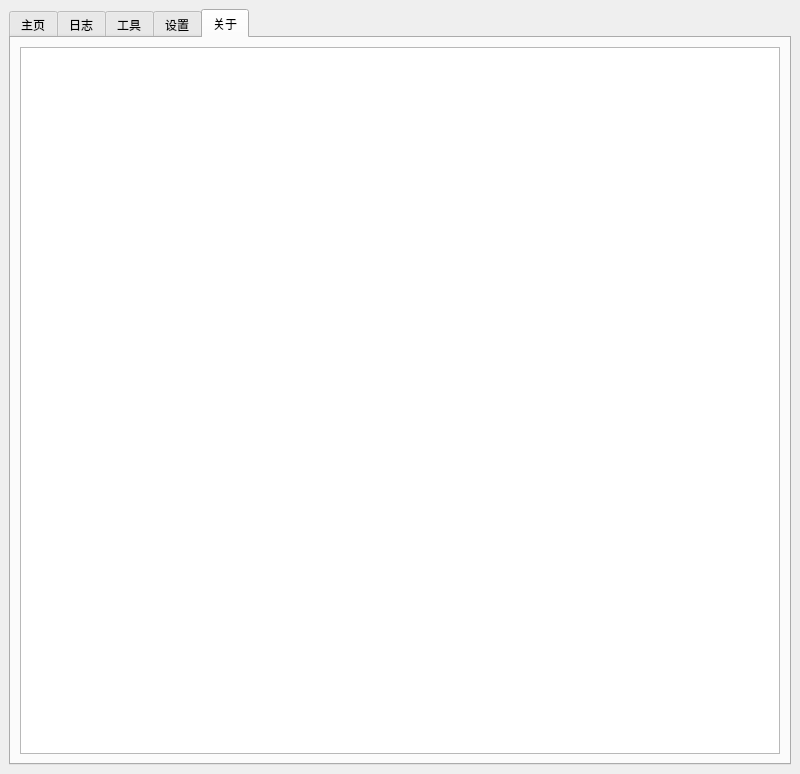
This is Ui/AVDC_new.ui in KingPaggy/AVDC as Qt 5 draws it before an edit. The edited form follows.
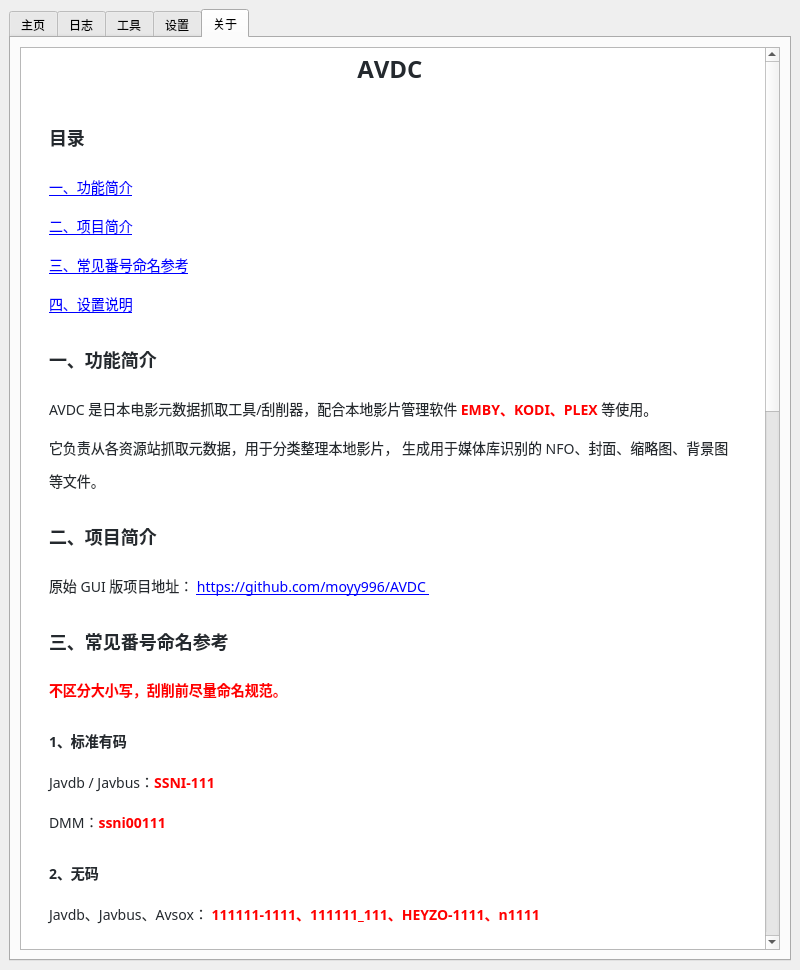
This is the edited form.

Commit message:
refactor(UI): 移除setup_about_page方法并调整UI布局
移除不再使用的setup_about_page方法，同时调整主窗口高度和部分控件尺寸

Diff of the .ui file:
```diff
--- a/Ui/AVDC_new.ui
+++ b/Ui/AVDC_new.ui
@@ -7,20 +7,26 @@
     <x>0</x>
     <y>0</y>
     <width>800</width>
-    <height>774</height>
+    <height>970</height>
    </rect>
   </property>
+  <property name="minimumSize">
+   <size>
+    <width>800</width>
+    <height>970</height>
+   </size>
+  </property>
+  <property name="maximumSize">
+   <size>
+    <width>800</width>
+    <height>970</height>
+   </size>
+  </property>
   <property name="font">
    <font>
     <family>PingFang SC</family>
    </font>
   </property>
-  <property name="minimumSize">
-   <size>
-    <width>800</width>
-    <height>730</height>
-   </size>
-  </property>
   <property name="windowTitle">
    <string>MainWindow</string>
   </property>
@@ -2597,7 +2603,76 @@
        </attribute>
        <layout class="QHBoxLayout" name="horizontalLayout_34">
         <item>
-         <widget class="QTextBrowser" name="textBrowser_about"/>
+         <widget class="QTextBrowser" name="textBrowser_about">
+          <property name="html">
+           <string>&lt;!DOCTYPE HTML PUBLIC &quot;-//W3C//DTD HTML 4.0//EN&quot; &quot;http://www.w3.org/TR/REC-html40/strict.dtd&quot;&gt;
+&lt;html&gt;&lt;head&gt;&lt;meta name=&quot;qrichtext&quot; content=&quot;1&quot; /&gt;&lt;title&gt;AVDC 使用说明&lt;/title&gt;&lt;style type=&quot;text/css&quot;&gt;
+p, li { white-space: pre-wrap; }
+&lt;/style&gt;&lt;/head&gt;&lt;body style=&quot; font-family:'PingFang SC'; font-size:13pt; font-weight:400; font-style:normal;&quot; bgcolor=&quot;#ffffff&quot;&gt;
+&lt;h1 align=&quot;center&quot; style=&quot; margin-top:24px; margin-bottom:8px; margin-left:24px; margin-right:24px; -qt-block-indent:0; text-indent:0px; line-height:160%;&quot;&gt;&lt;a name=&quot;avdc&quot;&gt;&lt;/a&gt;&lt;span style=&quot; font-family:'PingFang SC','Microsoft YaHei','sans-serif'; font-size:xx-large; font-weight:600; color:#24292e;&quot;&gt;A&lt;/span&gt;&lt;span style=&quot; font-family:'PingFang SC','Microsoft YaHei','sans-serif'; font-size:xx-large; font-weight:600; color:#24292e;&quot;&gt;VDC &lt;/span&gt;&lt;/h1&gt;
+&lt;h2 style=&quot; margin-top:18px; margin-bottom:8px; margin-left:24px; margin-right:24px; -qt-block-indent:0; text-indent:0px; line-height:160%;&quot;&gt;&lt;span style=&quot; font-family:'PingFang SC','Microsoft YaHei','sans-serif'; font-size:x-large; font-weight:600; color:#24292e;&quot;&gt;目录 &lt;/span&gt;&lt;/h2&gt;
+&lt;p style=&quot; margin-top:4px; margin-bottom:4px; margin-left:24px; margin-right:24px; -qt-block-indent:0; text-indent:0px; line-height:160%;&quot;&gt;&lt;a href=&quot;#intro&quot;&gt;&lt;span style=&quot; font-family:'PingFang SC','Microsoft YaHei','sans-serif'; font-size:14px; text-decoration: underline; color:#0000ff;&quot;&gt;一、功能简介&lt;/span&gt;&lt;/a&gt;&lt;span style=&quot; font-family:'PingFang SC','Microsoft YaHei','sans-serif'; font-size:14px; color:#24292e;&quot;&gt; &lt;/span&gt;&lt;/p&gt;
+&lt;p style=&quot; margin-top:4px; margin-bottom:4px; margin-left:24px; margin-right:24px; -qt-block-indent:0; text-indent:0px; line-height:160%;&quot;&gt;&lt;a href=&quot;#project&quot;&gt;&lt;span style=&quot; font-family:'PingFang SC','Microsoft YaHei','sans-serif'; font-size:14px; text-decoration: underline; color:#0000ff;&quot;&gt;二、项目简介&lt;/span&gt;&lt;/a&gt;&lt;span style=&quot; font-family:'PingFang SC','Microsoft YaHei','sans-serif'; font-size:14px; color:#24292e;&quot;&gt; &lt;/span&gt;&lt;/p&gt;
+&lt;p style=&quot; margin-top:4px; margin-bottom:4px; margin-left:24px; margin-right:24px; -qt-block-indent:0; text-indent:0px; line-height:160%;&quot;&gt;&lt;a href=&quot;#number&quot;&gt;&lt;span style=&quot; font-family:'PingFang SC','Microsoft YaHei','sans-serif'; font-size:14px; text-decoration: underline; color:#0000ff;&quot;&gt;三、常见番号命名参考&lt;/span&gt;&lt;/a&gt;&lt;span style=&quot; font-family:'PingFang SC','Microsoft YaHei','sans-serif'; font-size:14px; color:#24292e;&quot;&gt; &lt;/span&gt;&lt;/p&gt;
+&lt;p style=&quot; margin-top:4px; margin-bottom:4px; margin-left:24px; margin-right:24px; -qt-block-indent:0; text-indent:0px; line-height:160%;&quot;&gt;&lt;a href=&quot;#settings&quot;&gt;&lt;span style=&quot; font-family:'PingFang SC','Microsoft YaHei','sans-serif'; font-size:14px; text-decoration: underline; color:#0000ff;&quot;&gt;四、设置说明&lt;/span&gt;&lt;/a&gt;&lt;span style=&quot; font-family:'PingFang SC','Microsoft YaHei','sans-serif'; font-size:14px; color:#24292e;&quot;&gt; &lt;/span&gt;&lt;/p&gt;
+&lt;h2 style=&quot; margin-top:18px; margin-bottom:8px; margin-left:24px; margin-right:24px; -qt-block-indent:0; text-indent:0px; line-height:160%;&quot;&gt;&lt;a name=&quot;intro&quot;&gt;&lt;/a&gt;&lt;span style=&quot; font-family:'PingFang SC','Microsoft YaHei','sans-serif'; font-size:x-large; font-weight:600; color:#24292e;&quot;&gt;一&lt;/span&gt;&lt;span style=&quot; font-family:'PingFang SC','Microsoft YaHei','sans-serif'; font-size:x-large; font-weight:600; color:#24292e;&quot;&gt;、功能简介 &lt;/span&gt;&lt;/h2&gt;
+&lt;p style=&quot; margin-top:4px; margin-bottom:4px; margin-left:24px; margin-right:24px; -qt-block-indent:0; text-indent:0px; line-height:160%;&quot;&gt;&lt;span style=&quot; font-family:'PingFang SC','Microsoft YaHei','sans-serif'; font-size:14px; color:#24292e;&quot;&gt;AVDC 是日本电影元数据抓取工具/刮削器，配合本地影片管理软件 &lt;/span&gt;&lt;span style=&quot; font-family:'PingFang SC','Microsoft YaHei','sans-serif'; font-size:14px; font-weight:600; color:#ff0000;&quot;&gt;EMBY、KODI、PLEX&lt;/span&gt;&lt;span style=&quot; font-family:'PingFang SC','Microsoft YaHei','sans-serif'; font-size:14px; color:#24292e;&quot;&gt; 等使用。 &lt;/span&gt;&lt;/p&gt;
+&lt;p style=&quot; margin-top:4px; margin-bottom:4px; margin-left:24px; margin-right:24px; -qt-block-indent:0; text-indent:0px; line-height:160%;&quot;&gt;&lt;span style=&quot; font-family:'PingFang SC','Microsoft YaHei','sans-serif'; font-size:14px; color:#24292e;&quot;&gt;它负责从各资源站抓取元数据，用于分类整理本地影片， 生成用于媒体库识别的 NFO、封面、缩略图、背景图等文件。 &lt;/span&gt;&lt;/p&gt;
+&lt;h2 style=&quot; margin-top:18px; margin-bottom:8px; margin-left:24px; margin-right:24px; -qt-block-indent:0; text-indent:0px; line-height:160%;&quot;&gt;&lt;a name=&quot;project&quot;&gt;&lt;/a&gt;&lt;span style=&quot; font-family:'PingFang SC','Microsoft YaHei','sans-serif'; font-size:x-large; font-weight:600; color:#24292e;&quot;&gt;二&lt;/span&gt;&lt;span style=&quot; font-family:'PingFang SC','Microsoft YaHei','sans-serif'; font-size:x-large; font-weight:600; color:#24292e;&quot;&gt;、项目简介 &lt;/span&gt;&lt;/h2&gt;
+&lt;p style=&quot; margin-top:4px; margin-bottom:4px; margin-left:24px; margin-right:24px; -qt-block-indent:0; text-indent:0px; line-height:160%;&quot;&gt;&lt;span style=&quot; font-family:'PingFang SC','Microsoft YaHei','sans-serif'; font-size:14px; color:#24292e;&quot;&gt;原始 GUI 版项目地址： &lt;/span&gt;&lt;a href=&quot;https://github.com/moyy996/AVDC&quot;&gt;&lt;span style=&quot; font-family:'PingFang SC','Microsoft YaHei','sans-serif'; font-size:14px; text-decoration: underline; color:#0000ff;&quot;&gt;https://github.com/moyy996/AVDC &lt;/span&gt;&lt;/a&gt;&lt;/p&gt;
+&lt;h2 style=&quot; margin-top:18px; margin-bottom:8px; margin-left:24px; margin-right:24px; -qt-block-indent:0; text-indent:0px; line-height:160%;&quot;&gt;&lt;a name=&quot;number&quot;&gt;&lt;/a&gt;&lt;span style=&quot; font-family:'PingFang SC','Microsoft YaHei','sans-serif'; font-size:x-large; font-weight:600; color:#24292e;&quot;&gt;三&lt;/span&gt;&lt;span style=&quot; font-family:'PingFang SC','Microsoft YaHei','sans-serif'; font-size:x-large; font-weight:600; color:#24292e;&quot;&gt;、常见番号命名参考 &lt;/span&gt;&lt;/h2&gt;
+&lt;p style=&quot; margin-top:4px; margin-bottom:4px; margin-left:24px; margin-right:24px; -qt-block-indent:0; text-indent:0px; line-height:160%;&quot;&gt;&lt;span style=&quot; font-family:'PingFang SC','Microsoft YaHei','sans-serif'; font-size:14px; font-weight:600; color:#ff0000;&quot;&gt;不区分大小写，刮削前尽量命名规范。&lt;/span&gt;&lt;span style=&quot; font-family:'PingFang SC','Microsoft YaHei','sans-serif'; font-size:14px; color:#24292e;&quot;&gt; &lt;/span&gt;&lt;/p&gt;
+&lt;h3 style=&quot; margin-top:16px; margin-bottom:6px; margin-left:24px; margin-right:24px; -qt-block-indent:0; text-indent:0px; line-height:160%;&quot;&gt;&lt;span style=&quot; font-family:'PingFang SC','Microsoft YaHei','sans-serif'; font-size:large; font-weight:600; color:#24292e;&quot;&gt;1、标准有码 &lt;/span&gt;&lt;/h3&gt;
+&lt;p style=&quot; margin-top:4px; margin-bottom:4px; margin-left:24px; margin-right:24px; -qt-block-indent:0; text-indent:0px; line-height:160%;&quot;&gt;&lt;span style=&quot; font-family:'PingFang SC','Microsoft YaHei','sans-serif'; font-size:14px; color:#24292e;&quot;&gt;Javdb / Javbus：&lt;/span&gt;&lt;span style=&quot; font-family:'PingFang SC','Microsoft YaHei','sans-serif'; font-size:14px; font-weight:600; color:#ff0000;&quot;&gt;SSNI-111&lt;/span&gt;&lt;span style=&quot; font-family:'PingFang SC','Microsoft YaHei','sans-serif'; font-size:14px; color:#24292e;&quot;&gt; &lt;/span&gt;&lt;/p&gt;
+&lt;p style=&quot; margin-top:4px; margin-bottom:4px; margin-left:24px; margin-right:24px; -qt-block-indent:0; text-indent:0px; line-height:160%;&quot;&gt;&lt;span style=&quot; font-family:'PingFang SC','Microsoft YaHei','sans-serif'; font-size:14px; color:#24292e;&quot;&gt;DMM：&lt;/span&gt;&lt;span style=&quot; font-family:'PingFang SC','Microsoft YaHei','sans-serif'; font-size:14px; font-weight:600; color:#ff0000;&quot;&gt;ssni00111&lt;/span&gt;&lt;span style=&quot; font-family:'PingFang SC','Microsoft YaHei','sans-serif'; font-size:14px; color:#24292e;&quot;&gt; &lt;/span&gt;&lt;/p&gt;
+&lt;h3 style=&quot; margin-top:16px; margin-bottom:6px; margin-left:24px; margin-right:24px; -qt-block-indent:0; text-indent:0px; line-height:160%;&quot;&gt;&lt;span style=&quot; font-family:'PingFang SC','Microsoft YaHei','sans-serif'; font-size:large; font-weight:600; color:#24292e;&quot;&gt;2、无码 &lt;/span&gt;&lt;/h3&gt;
+&lt;p style=&quot; margin-top:4px; margin-bottom:4px; margin-left:24px; margin-right:24px; -qt-block-indent:0; text-indent:0px; line-height:160%;&quot;&gt;&lt;span style=&quot; font-family:'PingFang SC','Microsoft YaHei','sans-serif'; font-size:14px; color:#24292e;&quot;&gt;Javdb、Javbus、Avsox： &lt;/span&gt;&lt;span style=&quot; font-family:'PingFang SC','Microsoft YaHei','sans-serif'; font-size:14px; font-weight:600; color:#ff0000;&quot;&gt;111111-1111、111111_111、HEYZO-1111、n1111&lt;/span&gt;&lt;span style=&quot; font-family:'PingFang SC','Microsoft YaHei','sans-serif'; font-size:14px; color:#24292e;&quot;&gt; &lt;/span&gt;&lt;/p&gt;
+&lt;h3 style=&quot; margin-top:16px; margin-bottom:6px; margin-left:24px; margin-right:24px; -qt-block-indent:0; text-indent:0px; line-height:160%;&quot;&gt;&lt;span style=&quot; font-family:'PingFang SC','Microsoft YaHei','sans-serif'; font-size:large; font-weight:600; color:#24292e;&quot;&gt;3、素人 &lt;/span&gt;&lt;/h3&gt;
+&lt;p style=&quot; margin-top:4px; margin-bottom:4px; margin-left:24px; margin-right:24px; -qt-block-indent:0; text-indent:0px; line-height:160%;&quot;&gt;&lt;span style=&quot; font-family:'PingFang SC','Microsoft YaHei','sans-serif'; font-size:14px; color:#24292e;&quot;&gt;Mgstage：&lt;/span&gt;&lt;span style=&quot; font-family:'PingFang SC','Microsoft YaHei','sans-serif'; font-size:14px; font-weight:600; color:#ff0000;&quot;&gt;259LUXU-1111&lt;/span&gt;&lt;span style=&quot; font-family:'PingFang SC','Microsoft YaHei','sans-serif'; font-size:14px; color:#24292e;&quot;&gt; &lt;/span&gt;&lt;/p&gt;
+&lt;p style=&quot; margin-top:4px; margin-bottom:4px; margin-left:24px; margin-right:24px; -qt-block-indent:0; text-indent:0px; line-height:160%;&quot;&gt;&lt;span style=&quot; font-family:'PingFang SC','Microsoft YaHei','sans-serif'; font-size:14px; color:#24292e;&quot;&gt;Javdb：&lt;/span&gt;&lt;span style=&quot; font-family:'PingFang SC','Microsoft YaHei','sans-serif'; font-size:14px; font-weight:600; color:#ff0000;&quot;&gt;LUXU-1111&lt;/span&gt;&lt;span style=&quot; font-family:'PingFang SC','Microsoft YaHei','sans-serif'; font-size:14px; color:#24292e;&quot;&gt; &lt;/span&gt;&lt;/p&gt;
+&lt;p style=&quot; margin-top:4px; margin-bottom:4px; margin-left:24px; margin-right:24px; -qt-block-indent:0; text-indent:0px; line-height:160%;&quot;&gt;&lt;span style=&quot; font-family:'PingFang SC','Microsoft YaHei','sans-serif'; font-size:14px; color:#24292e;&quot;&gt;Fc2club：&lt;/span&gt;&lt;span style=&quot; font-family:'PingFang SC','Microsoft YaHei','sans-serif'; font-size:14px; font-weight:600; color:#ff0000;&quot;&gt;FC2-111111、FC2-PPV-111111、FC2PPV-111111&lt;/span&gt;&lt;span style=&quot; font-family:'PingFang SC','Microsoft YaHei','sans-serif'; font-size:14px; color:#24292e;&quot;&gt; &lt;/span&gt;&lt;/p&gt;
+&lt;h3 style=&quot; margin-top:16px; margin-bottom:6px; margin-left:24px; margin-right:24px; -qt-block-indent:0; text-indent:0px; line-height:160%;&quot;&gt;&lt;span style=&quot; font-family:'PingFang SC','Microsoft YaHei','sans-serif'; font-size:large; font-weight:600; color:#24292e;&quot;&gt;4、欧美 &lt;/span&gt;&lt;/h3&gt;
+&lt;p style=&quot; margin-top:4px; margin-bottom:4px; margin-left:24px; margin-right:24px; -qt-block-indent:0; text-indent:0px; line-height:160%;&quot;&gt;&lt;span style=&quot; font-family:'PingFang SC','Microsoft YaHei','sans-serif'; font-size:14px; color:#24292e;&quot;&gt;Javdb / Javbus：&lt;/span&gt;&lt;span style=&quot; font-family:'PingFang SC','Microsoft YaHei','sans-serif'; font-size:14px; font-weight:600; color:#ff0000;&quot;&gt;sexart.11.11.11&lt;/span&gt;&lt;span style=&quot; font-family:'PingFang SC','Microsoft YaHei','sans-serif'; font-size:14px; color:#24292e;&quot;&gt;（系列.年.月.日） &lt;/span&gt;&lt;/p&gt;
+&lt;h3 style=&quot; margin-top:16px; margin-bottom:6px; margin-left:24px; margin-right:24px; -qt-block-indent:0; text-indent:0px; line-height:160%;&quot;&gt;&lt;span style=&quot; font-family:'PingFang SC','Microsoft YaHei','sans-serif'; font-size:large; font-weight:600; color:#24292e;&quot;&gt;5、自带字幕影片 &lt;/span&gt;&lt;/h3&gt;
+&lt;p style=&quot; margin-top:4px; margin-bottom:4px; margin-left:24px; margin-right:24px; -qt-block-indent:0; text-indent:0px; line-height:160%;&quot;&gt;&lt;span style=&quot; font-family:'PingFang SC','Microsoft YaHei','sans-serif'; font-size:14px; color:#24292e;&quot;&gt;可命名为例如 &lt;/span&gt;&lt;span style=&quot; font-family:'PingFang SC','Microsoft YaHei','sans-serif'; font-size:14px; font-weight:600; color:#ff0000;&quot;&gt;ssni-xxx-c.mp4&lt;/span&gt;&lt;span style=&quot; font-family:'PingFang SC','Microsoft YaHei','sans-serif'; font-size:14px; color:#24292e;&quot;&gt;、 &lt;/span&gt;&lt;span style=&quot; font-family:'PingFang SC','Microsoft YaHei','sans-serif'; font-size:14px; font-weight:600; color:#ff0000;&quot;&gt;ssni-xxx-C.mp4&lt;/span&gt;&lt;span style=&quot; font-family:'PingFang SC','Microsoft YaHei','sans-serif'; font-size:14px; color:#24292e;&quot;&gt;、 &lt;/span&gt;&lt;span style=&quot; font-family:'PingFang SC','Microsoft YaHei','sans-serif'; font-size:14px; font-weight:600; color:#ff0000;&quot;&gt;abp-xxx-CD1-C.mp4&lt;/span&gt;&lt;span style=&quot; font-family:'PingFang SC','Microsoft YaHei','sans-serif'; font-size:14px; color:#24292e;&quot;&gt;，用于标记带字幕。 &lt;/span&gt;&lt;/p&gt;
+&lt;h3 style=&quot; margin-top:16px; margin-bottom:6px; margin-left:24px; margin-right:24px; -qt-block-indent:0; text-indent:0px; line-height:160%;&quot;&gt;&lt;span style=&quot; font-family:'PingFang SC','Microsoft YaHei','sans-serif'; font-size:large; font-weight:600; color:#24292e;&quot;&gt;6、多集影片 &lt;/span&gt;&lt;/h3&gt;
+&lt;p style=&quot; margin-top:4px; margin-bottom:4px; margin-left:24px; margin-right:24px; -qt-block-indent:0; text-indent:0px; line-height:160%;&quot;&gt;&lt;span style=&quot; font-family:'PingFang SC','Microsoft YaHei','sans-serif'; font-size:14px; color:#24292e;&quot;&gt;多集影片可命名为 &lt;/span&gt;&lt;span style=&quot; font-family:'PingFang SC','Microsoft YaHei','sans-serif'; font-size:14px; font-weight:600; color:#ff0000;&quot;&gt;ssni-xxx-cd1.mp4&lt;/span&gt;&lt;span style=&quot; font-family:'PingFang SC','Microsoft YaHei','sans-serif'; font-size:14px; color:#24292e;&quot;&gt;、 &lt;/span&gt;&lt;span style=&quot; font-family:'PingFang SC','Microsoft YaHei','sans-serif'; font-size:14px; font-weight:600; color:#ff0000;&quot;&gt;ssni-xxx-cd2.mp4&lt;/span&gt;&lt;span style=&quot; font-family:'PingFang SC','Microsoft YaHei','sans-serif'; font-size:14px; color:#24292e;&quot;&gt;、 &lt;/span&gt;&lt;span style=&quot; font-family:'PingFang SC','Microsoft YaHei','sans-serif'; font-size:14px; font-weight:600; color:#ff0000;&quot;&gt;abp-xxx-CD1-C.mp4&lt;/span&gt;&lt;span style=&quot; font-family:'PingFang SC','Microsoft YaHei','sans-serif'; font-size:14px; color:#24292e;&quot;&gt; 等，使用 &lt;/span&gt;&lt;span style=&quot; font-family:'PingFang SC','Microsoft YaHei','sans-serif'; font-size:14px; font-weight:600; color:#ff0000;&quot;&gt;-CDn/-cdn&lt;/span&gt;&lt;span style=&quot; font-family:'PingFang SC','Microsoft YaHei','sans-serif'; font-size:14px; color:#24292e;&quot;&gt; 作为分集标记。 &lt;/span&gt;&lt;/p&gt;
+&lt;h3 style=&quot; margin-top:16px; margin-bottom:6px; margin-left:24px; margin-right:24px; -qt-block-indent:0; text-indent:0px; line-height:160%;&quot;&gt;&lt;span style=&quot; font-family:'PingFang SC','Microsoft YaHei','sans-serif'; font-size:large; font-weight:600; color:#24292e;&quot;&gt;7、多集、字幕顺序 &lt;/span&gt;&lt;/h3&gt;
+&lt;p style=&quot; margin-top:4px; margin-bottom:4px; margin-left:24px; margin-right:24px; -qt-block-indent:0; text-indent:0px; line-height:160%;&quot;&gt;&lt;span style=&quot; font-family:'PingFang SC','Microsoft YaHei','sans-serif'; font-size:14px; color:#24292e;&quot;&gt;推荐规则如 &lt;/span&gt;&lt;span style=&quot; font-family:'PingFang SC','Microsoft YaHei','sans-serif'; font-size:14px; font-weight:600; color:#ff0000;&quot;&gt;abp-xxx-CD1-C.mp4&lt;/span&gt;&lt;span style=&quot; font-family:'PingFang SC','Microsoft YaHei','sans-serif'; font-size:14px; color:#24292e;&quot;&gt;： 分集标记在前，字幕标记在后，并且字幕标记应紧挨扩展名， 如 &lt;/span&gt;&lt;span style=&quot; font-family:'PingFang SC','Microsoft YaHei','sans-serif'; font-size:14px; font-weight:600; color:#ff0000;&quot;&gt;-C.mp4&lt;/span&gt;&lt;span style=&quot; font-family:'PingFang SC','Microsoft YaHei','sans-serif'; font-size:14px; color:#24292e;&quot;&gt;。 &lt;/span&gt;&lt;/p&gt;
+&lt;h3 style=&quot; margin-top:16px; margin-bottom:6px; margin-left:24px; margin-right:24px; -qt-block-indent:0; text-indent:0px; line-height:160%;&quot;&gt;&lt;span style=&quot; font-family:'PingFang SC','Microsoft YaHei','sans-serif'; font-size:large; font-weight:600; color:#24292e;&quot;&gt;8、外挂字幕文件 &lt;/span&gt;&lt;/h3&gt;
+&lt;p style=&quot; margin-top:4px; margin-bottom:4px; margin-left:24px; margin-right:24px; -qt-block-indent:0; text-indent:0px; line-height:160%;&quot;&gt;&lt;span style=&quot; font-family:'PingFang SC','Microsoft YaHei','sans-serif'; font-size:14px; color:#24292e;&quot;&gt;字幕文件名必须与影片文件名完全一致，才可一同移动。 目前支持 &lt;/span&gt;&lt;span style=&quot; font-family:'PingFang SC','Microsoft YaHei','sans-serif'; font-size:14px; font-weight:600; color:#ff0000;&quot;&gt;srt、ass、sub&lt;/span&gt;&lt;span style=&quot; font-family:'PingFang SC','Microsoft YaHei','sans-serif'; font-size:14px; color:#24292e;&quot;&gt; 等字幕类型。 &lt;/span&gt;&lt;/p&gt;
+&lt;h2 style=&quot; margin-top:18px; margin-bottom:8px; margin-left:24px; margin-right:24px; -qt-block-indent:0; text-indent:0px; line-height:160%;&quot;&gt;&lt;a name=&quot;settings&quot;&gt;&lt;/a&gt;&lt;span style=&quot; font-family:'PingFang SC','Microsoft YaHei','sans-serif'; font-size:x-large; font-weight:600; color:#24292e;&quot;&gt;四&lt;/span&gt;&lt;span style=&quot; font-family:'PingFang SC','Microsoft YaHei','sans-serif'; font-size:x-large; font-weight:600; color:#24292e;&quot;&gt;、设置说明 &lt;/span&gt;&lt;/h2&gt;
+&lt;p style=&quot; margin-top:4px; margin-bottom:4px; margin-left:24px; margin-right:24px; -qt-block-indent:0; text-indent:0px; line-height:160%;&quot;&gt;&lt;span style=&quot; font-family:'PingFang SC','Microsoft YaHei','sans-serif'; font-size:14px; color:#24292e;&quot;&gt;更详细的说明见： &lt;/span&gt;&lt;a href=&quot;https://github.com/moyy996/AVDC/blob/master/README.md&quot;&gt;&lt;span style=&quot; font-family:'PingFang SC','Microsoft YaHei','sans-serif'; font-size:14px; text-decoration: underline; color:#0000ff;&quot;&gt;https://github.com/moyy996/AVDC/blob/master/README.md &lt;/span&gt;&lt;/a&gt;&lt;/p&gt;
+&lt;h3 style=&quot; margin-top:16px; margin-bottom:6px; margin-left:24px; margin-right:24px; -qt-block-indent:0; text-indent:0px; line-height:160%;&quot;&gt;&lt;span style=&quot; font-family:'PingFang SC','Microsoft YaHei','sans-serif'; font-size:large; font-weight:600; color:#24292e;&quot;&gt;4.1 刮削模式 / 整理模式 &lt;/span&gt;&lt;/h3&gt;
+&lt;p style=&quot; margin-top:4px; margin-bottom:4px; margin-left:24px; margin-right:24px; -qt-block-indent:0; text-indent:0px; line-height:160%;&quot;&gt;&lt;span style=&quot; font-family:'PingFang SC','Microsoft YaHei','sans-serif'; font-size:14px; color:#24292e;&quot;&gt;刮削模式：通过番号抓取元数据、封面、缩略图、背景图。 整理模式：按女优对影片重命名并分类到女优文件夹。 &lt;/span&gt;&lt;/p&gt;
+&lt;h3 style=&quot; margin-top:16px; margin-bottom:6px; margin-left:24px; margin-right:24px; -qt-block-indent:0; text-indent:0px; line-height:160%;&quot;&gt;&lt;span style=&quot; font-family:'PingFang SC','Microsoft YaHei','sans-serif'; font-size:large; font-weight:600; color:#24292e;&quot;&gt;4.2 软链接模式 &lt;/span&gt;&lt;/h3&gt;
+&lt;p style=&quot; margin-top:4px; margin-bottom:4px; margin-left:24px; margin-right:24px; -qt-block-indent:0; text-indent:0px; line-height:160%;&quot;&gt;&lt;span style=&quot; font-family:'PingFang SC','Microsoft YaHei','sans-serif'; font-size:14px; color:#24292e;&quot;&gt;不移动视频，而是在目标目录创建软链接，适合需要继续做种的场景。 &lt;/span&gt;&lt;/p&gt;
+&lt;h3 style=&quot; margin-top:16px; margin-bottom:6px; margin-left:24px; margin-right:24px; -qt-block-indent:0; text-indent:0px; line-height:160%;&quot;&gt;&lt;span style=&quot; font-family:'PingFang SC','Microsoft YaHei','sans-serif'; font-size:large; font-weight:600; color:#24292e;&quot;&gt;4.3 调试模式 &lt;/span&gt;&lt;/h3&gt;
+&lt;p style=&quot; margin-top:4px; margin-bottom:4px; margin-left:24px; margin-right:24px; -qt-block-indent:0; text-indent:0px; line-height:160%;&quot;&gt;&lt;span style=&quot; font-family:'PingFang SC','Microsoft YaHei','sans-serif'; font-size:14px; color:#24292e;&quot;&gt;输出番号的完整元数据，便于排查问题。 &lt;/span&gt;&lt;/p&gt;
+&lt;h3 style=&quot; margin-top:16px; margin-bottom:6px; margin-left:24px; margin-right:24px; -qt-block-indent:0; text-indent:0px; line-height:160%;&quot;&gt;&lt;span style=&quot; font-family:'PingFang SC','Microsoft YaHei','sans-serif'; font-size:large; font-weight:600; color:#24292e;&quot;&gt;4.4 排除目录 &lt;/span&gt;&lt;/h3&gt;
+&lt;p style=&quot; margin-top:4px; margin-bottom:4px; margin-left:24px; margin-right:24px; -qt-block-indent:0; text-indent:0px; line-height:160%;&quot;&gt;&lt;span style=&quot; font-family:'PingFang SC','Microsoft YaHei','sans-serif'; font-size:14px; color:#24292e;&quot;&gt;多层目录刮削时，跳过配置中指定的目录。 &lt;/span&gt;&lt;/p&gt;
+&lt;h3 style=&quot; margin-top:16px; margin-bottom:6px; margin-left:24px; margin-right:24px; -qt-block-indent:0; text-indent:0px; line-height:160%;&quot;&gt;&lt;span style=&quot; font-family:'PingFang SC','Microsoft YaHei','sans-serif'; font-size:large; font-weight:600; color:#24292e;&quot;&gt;4.5 视频目录 &lt;/span&gt;&lt;/h3&gt;
+&lt;p style=&quot; margin-top:4px; margin-bottom:4px; margin-left:24px; margin-right:24px; -qt-block-indent:0; text-indent:0px; line-height:160%;&quot;&gt;&lt;span style=&quot; font-family:'PingFang SC','Microsoft YaHei','sans-serif'; font-size:14px; color:#24292e;&quot;&gt;要整理的视频所在目录，会递归遍历其下的所有子目录。 &lt;/span&gt;&lt;/p&gt;
+&lt;h3 style=&quot; margin-top:16px; margin-bottom:6px; margin-left:24px; margin-right:24px; -qt-block-indent:0; text-indent:0px; line-height:160%;&quot;&gt;&lt;span style=&quot; font-family:'PingFang SC','Microsoft YaHei','sans-serif'; font-size:large; font-weight:600; color:#24292e;&quot;&gt;4.6 命名规则 &lt;/span&gt;&lt;/h3&gt;
+&lt;p style=&quot; margin-top:4px; margin-bottom:4px; margin-left:24px; margin-right:24px; -qt-block-indent:0; text-indent:0px; line-height:160%;&quot;&gt;&lt;span style=&quot; font-family:'PingFang SC','Microsoft YaHei','sans-serif'; font-size:14px; color:#24292e;&quot;&gt;目录命名、媒体库标题、本地文件名均可使用占位符组合， 例如：[actor]/studio/number-[title] 等。 &lt;/span&gt;&lt;/p&gt;
+&lt;h3 style=&quot; margin-top:16px; margin-bottom:6px; margin-left:24px; margin-right:24px; -qt-block-indent:0; text-indent:0px; line-height:160%;&quot;&gt;&lt;span style=&quot; font-family:'PingFang SC','Microsoft YaHei','sans-serif'; font-size:large; font-weight:600; color:#24292e;&quot;&gt;4.7 代理设置 &lt;/span&gt;&lt;/h3&gt;
+&lt;p style=&quot; margin-top:4px; margin-bottom:4px; margin-left:24px; margin-right:24px; -qt-block-indent:0; text-indent:0px; line-height:160%;&quot;&gt;&lt;span style=&quot; font-family:'PingFang SC','Microsoft YaHei','sans-serif'; font-size:14px; color:#24292e;&quot;&gt;配置本地代理地址和端口（如 &lt;/span&gt;&lt;span style=&quot; font-family:'PingFang SC','Microsoft YaHei','sans-serif'; font-size:14px; font-weight:600; color:#ff0000;&quot;&gt;127.0.0.1:1080&lt;/span&gt;&lt;span style=&quot; font-family:'PingFang SC','Microsoft YaHei','sans-serif'; font-size:14px; color:#24292e;&quot;&gt;）， 建议使用日本节点并开启全局模式。 &lt;/span&gt;&lt;/p&gt;
+&lt;h3 style=&quot; margin-top:16px; margin-bottom:6px; margin-left:24px; margin-right:24px; -qt-block-indent:0; text-indent:0px; line-height:160%;&quot;&gt;&lt;span style=&quot; font-family:'PingFang SC','Microsoft YaHei','sans-serif'; font-size:large; font-weight:600; color:#24292e;&quot;&gt;4.8 连接超时与重试 &lt;/span&gt;&lt;/h3&gt;
+&lt;p style=&quot; margin-top:4px; margin-bottom:4px; margin-left:24px; margin-right:24px; -qt-block-indent:0; text-indent:0px; line-height:160%;&quot;&gt;&lt;span style=&quot; font-family:'PingFang SC','Microsoft YaHei','sans-serif'; font-size:14px; color:#24292e;&quot;&gt;timeout：超时时间（秒）；retry：超时重试次数。 &lt;/span&gt;&lt;/p&gt;
+&lt;h3 style=&quot; margin-top:16px; margin-bottom:6px; margin-left:24px; margin-right:24px; -qt-block-indent:0; text-indent:0px; line-height:160%;&quot;&gt;&lt;span style=&quot; font-family:'PingFang SC','Microsoft YaHei','sans-serif'; font-size:large; font-weight:600; color:#24292e;&quot;&gt;4.9 媒体库选择 &lt;/span&gt;&lt;/h3&gt;
+&lt;p style=&quot; margin-top:4px; margin-bottom:4px; margin-left:24px; margin-right:24px; -qt-block-indent:0; text-indent:0px; line-height:160%;&quot;&gt;&lt;span style=&quot; font-family:'PingFang SC','Microsoft YaHei','sans-serif'; font-size:14px; color:#24292e;&quot;&gt;选择目标媒体库软件；如 PLEX，需安装 &lt;/span&gt;&lt;span style=&quot; font-family:'PingFang SC','Microsoft YaHei','sans-serif'; font-size:14px; font-weight:600; color:#ff0000;&quot;&gt;XBMCnfoMoviesImporter&lt;/span&gt;&lt;span style=&quot; font-family:'PingFang SC','Microsoft YaHei','sans-serif'; font-size:14px; color:#24292e;&quot;&gt; 等插件。 &lt;/span&gt;&lt;/p&gt;
+&lt;h3 style=&quot; margin-top:16px; margin-bottom:6px; margin-left:24px; margin-right:24px; -qt-block-indent:0; text-indent:0px; line-height:160%;&quot;&gt;&lt;span style=&quot; font-family:'PingFang SC','Microsoft YaHei','sans-serif'; font-size:large; font-weight:600; color:#24292e;&quot;&gt;4.10 排除字符、目录、字符串 &lt;/span&gt;&lt;/h3&gt;
+&lt;p style=&quot; margin-top:4px; margin-bottom:4px; margin-left:24px; margin-right:24px; -qt-block-indent:0; text-indent:0px; line-height:160%;&quot;&gt;&lt;span style=&quot; font-family:'PingFang SC','Microsoft YaHei','sans-serif'; font-size:14px; color:#24292e;&quot;&gt;排除字符：创建文件夹时从名称中去掉指定字符，如 &lt;/span&gt;&lt;span style=&quot; font-family:'PingFang SC','Microsoft YaHei','sans-serif'; font-size:14px; font-weight:600; color:#ff0000;&quot;&gt;\()&lt;/span&gt;&lt;span style=&quot; font-family:'PingFang SC','Microsoft YaHei','sans-serif'; font-size:14px; color:#24292e;&quot;&gt;。 &lt;/span&gt;&lt;/p&gt;
+&lt;p style=&quot; margin-top:4px; margin-bottom:4px; margin-left:24px; margin-right:24px; -qt-block-indent:0; text-indent:0px; line-height:160%;&quot;&gt;&lt;span style=&quot; font-family:'PingFang SC','Microsoft YaHei','sans-serif'; font-size:14px; color:#24292e;&quot;&gt;排除目录：多目录刮削时跳过如 &lt;/span&gt;&lt;span style=&quot; font-family:'PingFang SC','Microsoft YaHei','sans-serif'; font-size:14px; font-weight:600; color:#ff0000;&quot;&gt;failed, JAV_output&lt;/span&gt;&lt;span style=&quot; font-family:'PingFang SC','Microsoft YaHei','sans-serif'; font-size:14px; color:#24292e;&quot;&gt; 等目录。 &lt;/span&gt;&lt;/p&gt;
+&lt;p style=&quot; margin-top:4px; margin-bottom:4px; margin-left:24px; margin-right:24px; -qt-block-indent:0; text-indent:0px; line-height:160%;&quot;&gt;&lt;span style=&quot; font-family:'PingFang SC','Microsoft YaHei','sans-serif'; font-size:14px; color:#24292e;&quot;&gt;排除字符串：刮削前先删除文件名中的多余字符串，字符串之间用 &lt;/span&gt;&lt;span style=&quot; font-family:'PingFang SC','Microsoft YaHei','sans-serif'; font-size:14px; font-weight:600; color:#ff0000;&quot;&gt;,&lt;/span&gt;&lt;span style=&quot; font-family:'PingFang SC','Microsoft YaHei','sans-serif'; font-size:14px; color:#24292e;&quot;&gt; 分隔。 &lt;/span&gt;&lt;/p&gt;
+&lt;h3 style=&quot; margin-top:16px; margin-bottom:6px; margin-left:24px; margin-right:24px; -qt-block-indent:0; text-indent:0px; line-height:160%;&quot;&gt;&lt;span style=&quot; font-family:'PingFang SC','Microsoft YaHei','sans-serif'; font-size:large; font-weight:600; color:#24292e;&quot;&gt;4.11 网站选择 &lt;/span&gt;&lt;/h3&gt;
+&lt;p style=&quot; margin-top:4px; margin-bottom:4px; margin-left:24px; margin-right:24px; -qt-block-indent:0; text-indent:0px; line-height:160%;&quot;&gt;&lt;span style=&quot; font-family:'PingFang SC','Microsoft YaHei','sans-serif'; font-size:14px; color:#24292e;&quot;&gt;可选择使用所有网站，或只使用指定网站 （如 &lt;/span&gt;&lt;span style=&quot; font-family:'PingFang SC','Microsoft YaHei','sans-serif'; font-size:14px; font-weight:600; color:#ff0000;&quot;&gt;avsox、javbus、dmm、javdb、fc2club、mgstage&lt;/span&gt;&lt;span style=&quot; font-family:'PingFang SC','Microsoft YaHei','sans-serif'; font-size:14px; color:#24292e;&quot;&gt;）。 仅用 javdb 刮削时请注意请求频率，避免被封 IP。 &lt;/span&gt;&lt;/p&gt;
+&lt;h3 style=&quot; margin-top:16px; margin-bottom:6px; margin-left:24px; margin-right:24px; -qt-block-indent:0; text-indent:0px; line-height:160%;&quot;&gt;&lt;span style=&quot; font-family:'PingFang SC','Microsoft YaHei','sans-serif'; font-size:large; font-weight:600; color:#24292e;&quot;&gt;4.12 保存日志 &lt;/span&gt;&lt;/h3&gt;
+&lt;p style=&quot; margin-top:4px; margin-bottom:4px; margin-left:24px; margin-right:24px; -qt-block-indent:0; text-indent:0px; line-height:160%;&quot;&gt;&lt;span style=&quot; font-family:'PingFang SC','Microsoft YaHei','sans-serif'; font-size:14px; color:#24292e;&quot;&gt;开启后，每次运行会在程序目录的 &lt;/span&gt;&lt;span style=&quot; font-family:'PingFang SC','Microsoft YaHei','sans-serif'; font-size:14px; font-weight:600; color:#ff0000;&quot;&gt;Log&lt;/span&gt;&lt;span style=&quot; font-family:'PingFang SC','Microsoft YaHei','sans-serif'; font-size:14px; color:#24292e;&quot;&gt; 目录下生成一个日志文件， 日志可随时删除，不影响程序运行。 &lt;/span&gt;&lt;/p&gt;
+&lt;h3 style=&quot; margin-top:16px; margin-bottom:6px; margin-left:24px; margin-right:24px; -qt-block-indent:0; text-indent:0px; line-height:160%;&quot;&gt;&lt;span style=&quot; font-family:'PingFang SC','Microsoft YaHei','sans-serif'; font-size:large; font-weight:600; color:#24292e;&quot;&gt;4.13 失败后移动文件 &lt;/span&gt;&lt;/h3&gt;
+&lt;p style=&quot; margin-top:4px; margin-bottom:4px; margin-left:24px; margin-right:24px; -qt-block-indent:0; text-indent:0px; line-height:160%;&quot;&gt;&lt;span style=&quot; font-family:'PingFang SC','Microsoft YaHei','sans-serif'; font-size:14px; color:#24292e;&quot;&gt;刮削失败时，可选择不移动视频，或自动移动到失败输出目录，便于后续手动处理。 &lt;/span&gt;&lt;/p&gt;&lt;/body&gt;&lt;/html&gt;</string>
+          </property>
+         </widget>
         </item>
        </layout>
       </widget>
```
Left out of the diff: 14 changed lines with no effect on the pictures. The commit also changes 2 other files.
